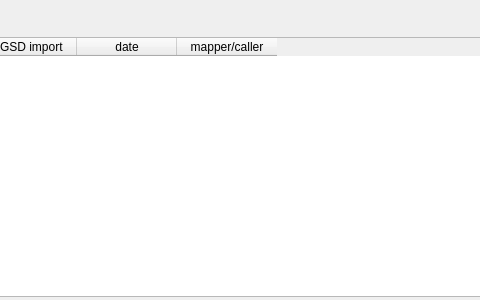
The window that src/GSvar/AnalysisInformationWidget.ui (imgag/ngs-bits) describes before a commit, drawn with Qt 5; both pictures show x 305 to 785 and y 0 to 300 of the 900 by 300 pixel window.
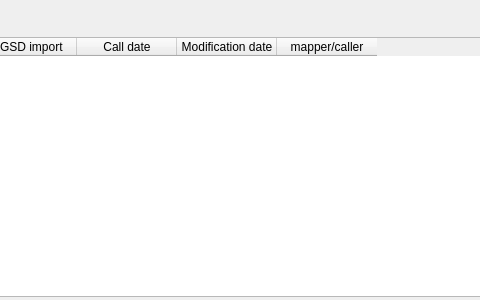
The same window after the commit.

Commit message: GSvar: added the date of last modification to Analysis Information

The edit to the form file:
```diff
--- a/src/GSvar/AnalysisInformationWidget.ui
+++ b/src/GSvar/AnalysisInformationWidget.ui
@@ -101,7 +101,12 @@
      </column>
      <column>
       <property name="text">
-       <string>date</string>
+       <string>Call date</string>
+      </property>
+     </column>
+     <column>
+      <property name="text">
+       <string>Modification date</string>
       </property>
      </column>
      <column>
```
The commit also changes 1 other file.
